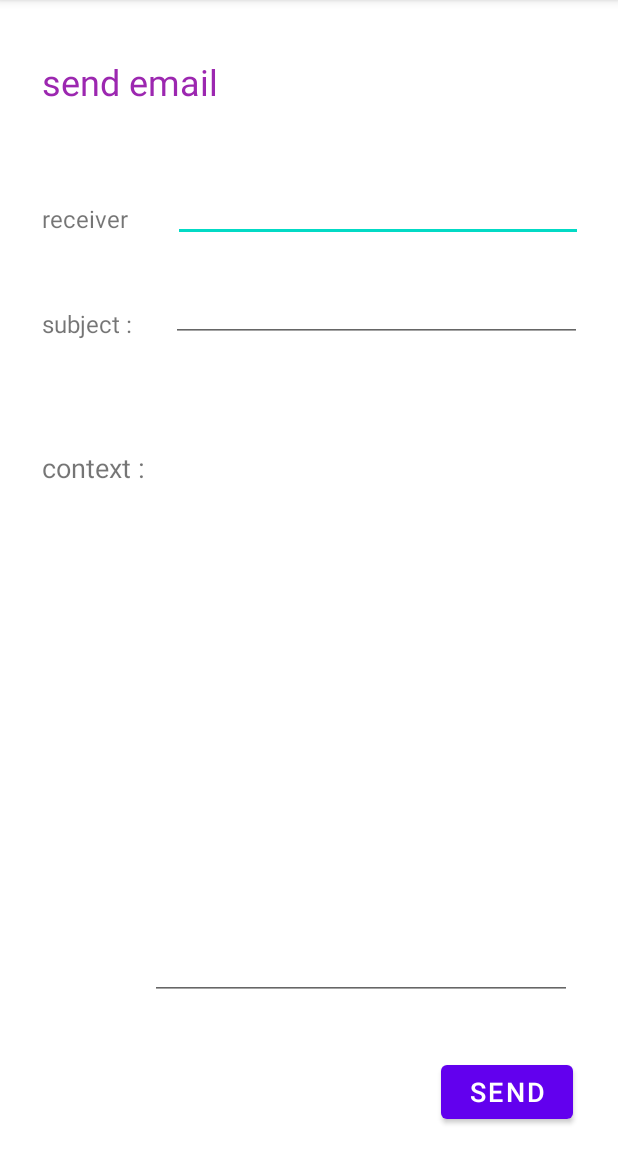
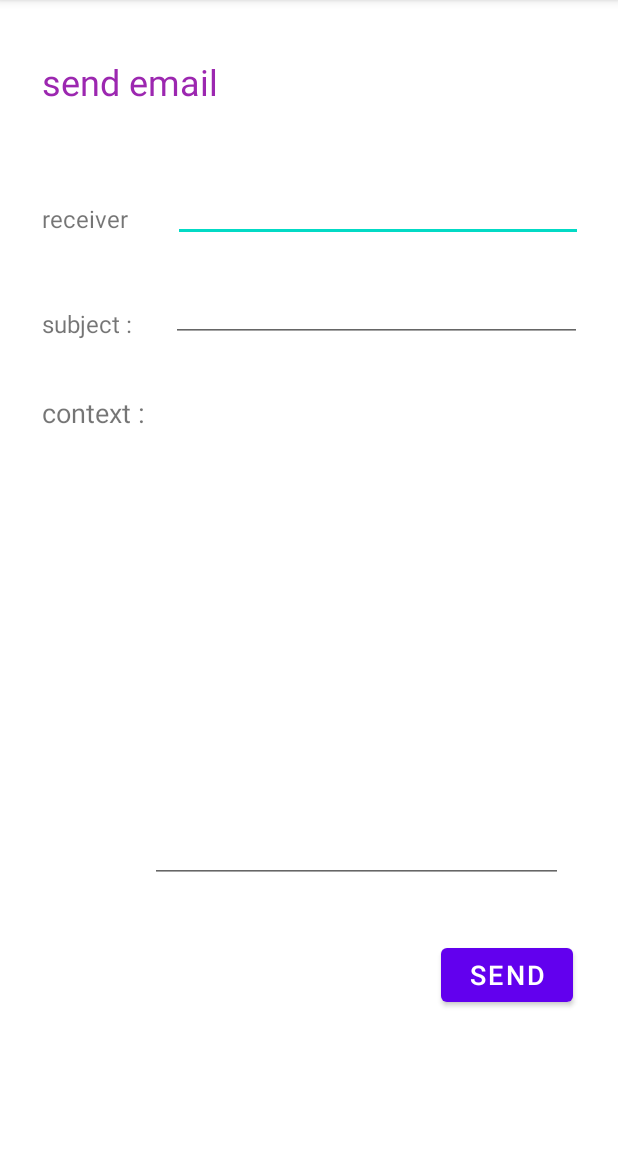
Before and after one commit to amirsadraabdollahi/android-mil, an Android app: the EmailView screen opened directly, with no data from a screen before it, on a phone screen of 412 x 824 dp, the part 84-1236 px from its top. Run offline under Robolectric (Android 15) with nearby library versions, the phone set to English and light mode, and no system bars.

```diff
--- a/app/src/main/AndroidManifest.xml
+++ b/app/src/main/AndroidManifest.xml
@@ -10,6 +10,7 @@
         android:supportsRtl="true"
         android:theme="@style/Theme.MyApplication2">
         <activity android:name=".view.EmailView"></activity>
+        <activity android:name=".view.SignUp"></activity>
         <activity android:name=".view.MainActivity">
             <intent-filter>
                 <action android:name="android.intent.action.MAIN" />
--- a/app/src/main/java/com/myapplication2/view/MainActivity.java
+++ b/app/src/main/java/com/myapplication2/view/MainActivity.java
@@ -24,9 +24,9 @@ public class MainActivity extends AppCompatActivity {
 
     public void login(View view) {
         EditText usernameEditText = findViewById(R.id.username);
-        String username = String.valueOf(usernameEditText.getText());
+        String username = usernameEditText.getText().toString();
         EditText passwordEditText = findViewById(R.id.password);
-        String password = String.valueOf(passwordEditText.getText());
+        String password = passwordEditText.getText().toString();
         String result = processor.login(username, password);
         if (result.equals("successfully logged in")) {
             Intent intent = new Intent(this, EmailView.class);
--- a/app/src/main/res/layout/activity_email.xml
+++ b/app/src/main/res/layout/activity_email.xml
@@ -69,23 +69,25 @@
         android:layout_width="wrap_content"
         android:layout_height="wrap_content"
         android:layout_marginStart="28dp"
-        android:layout_marginBottom="444dp"
+        android:layout_marginTop="36dp"
         android:text="@string/context"
         android:textSize="18sp"
-        app:layout_constraintBottom_toBottomOf="parent"
-        app:layout_constraintStart_toStartOf="parent" />
+        app:layout_constraintStart_toStartOf="parent"
+        app:layout_constraintTop_toBottomOf="@+id/textView3" />
 
     <EditText
         android:id="@+id/context"
-        android:layout_width="281dp"
-        android:layout_height="320dp"
+        android:layout_width="275dp"
+        android:layout_height="281dp"
         android:layout_marginStart="100dp"
-        android:layout_marginBottom="101dp"
+        android:layout_marginTop="50dp"
+        android:layout_marginBottom="150dp"
         android:ems="10"
         android:gravity="start|top"
         android:inputType="textMultiLine"
         app:layout_constraintBottom_toBottomOf="parent"
-        app:layout_constraintStart_toStartOf="parent" />
+        app:layout_constraintStart_toStartOf="parent"
+        app:layout_constraintTop_toBottomOf="@+id/subject" />
 
     <Button
         android:id="@+id/sendButton"
```
Also changed, not shown: app/src/main/java/com/myapplication2/view/EmailView.java (+6 -6 lines), app/src/main/java/com/myapplication2/view/SignUp.java (+10 -7 lines).
